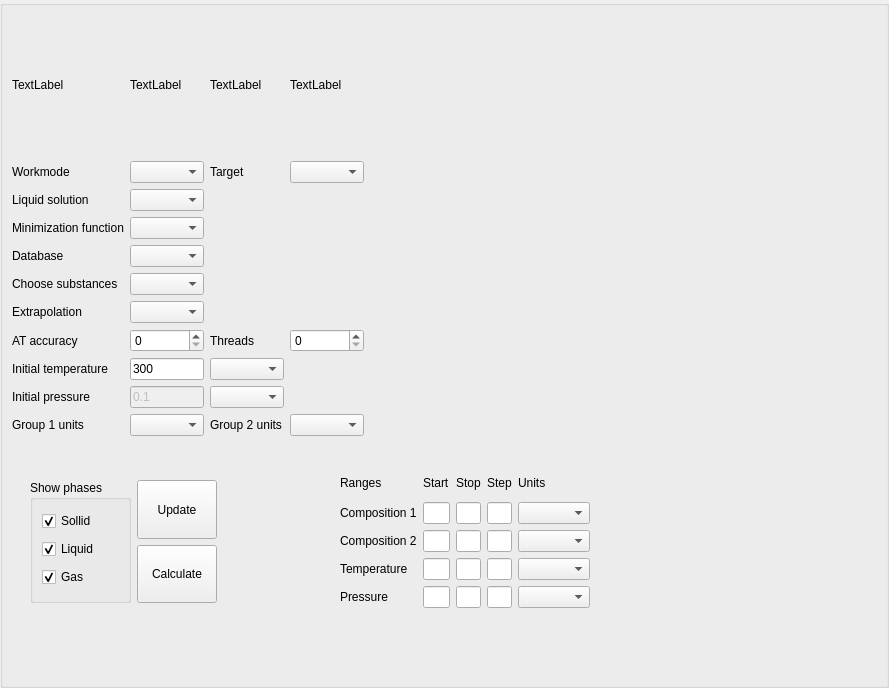
alexonemore/atc, file src/calculationparameters.ui: the form before one commit.
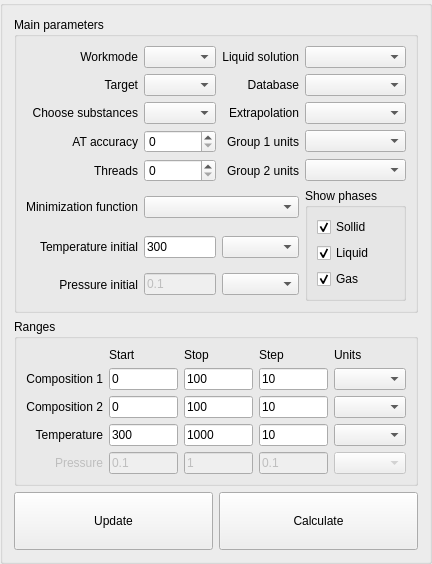
The form after the commit.

```diff
--- a/src/calculationparameters.ui
+++ b/src/calculationparameters.ui
@@ -6,8 +6,8 @@
    <rect>
     <x>0</x>
     <y>0</y>
-    <width>889</width>
-    <height>688</height>
+    <width>432</width>
+    <height>564</height>
    </rect>
   </property>
   <property name="sizePolicy">
@@ -19,226 +19,281 @@
   <property name="windowTitle">
    <string>GroupBox</string>
   </property>
-  <widget class="QWidget" name="gridLayoutWidget">
-   <property name="geometry">
-    <rect>
-     <x>390</x>
-     <y>20</y>
-     <width>451</width>
-     <height>411</height>
-    </rect>
-   </property>
-   <layout class="QGridLayout" name="gridLayout_3"/>
-  </widget>
-  <widget class="QWidget" name="layoutWidget">
-   <property name="geometry">
-    <rect>
-     <x>12</x>
-     <y>15</y>
-     <width>352</width>
-     <height>421</height>
-    </rect>
-   </property>
-   <layout class="QGridLayout" name="gridLayout">
+  <layout class="QVBoxLayout" name="verticalLayout">
+   <item>
+    <widget class="QGroupBox" name="groupBox">
+     <property name="title">
+      <string>Main parameters</string>
+     </property>
+     <layout class="QVBoxLayout" name="verticalLayout_2">
+      <item>
+       <layout class="QGridLayout" name="gridLayout_3">
     <item row="0" column="0">
-     <widget class="QLabel" name="label">
+         <widget class="QLabel" name="label_29">
       <property name="text">
-       <string>TextLabel</string>
-      </property>
-     </widget>
-    </item>
-    <item row="11" column="0">
-     <widget class="QLabel" name="label_6">
+           <string>Workmode</string>
+          </property>
+          <property name="alignment">
+           <set>Qt::AlignRight|Qt::AlignTrailing|Qt::AlignVCenter</set>
+          </property>
+         </widget>
+        </item>
+        <item row="4" column="3">
+         <widget class="QComboBox" name="group2_units"/>
+        </item>
+        <item row="4" column="1">
+         <widget class="QSpinBox" name="threads"/>
+        </item>
+        <item row="5" column="1" colspan="2">
+         <widget class="QComboBox" name="minimization_function"/>
+        </item>
+        <item row="6" column="2">
+         <widget class="QComboBox" name="temperature_initial_units"/>
+        </item>
+        <item row="2" column="3">
+         <widget class="QComboBox" name="extrapolation"/>
+        </item>
+        <item row="3" column="2">
+         <widget class="QLabel" name="label_7">
       <property name="text">
-       <string>Initial pressure</string>
-      </property>
-     </widget>
-    </item>
-    <item row="11" column="1">
-     <widget class="QLineEdit" name="pressure_initial">
-      <property name="enabled">
-       <bool>false</bool>
-      </property>
-      <property name="sizePolicy">
-       <sizepolicy hsizetype="Ignored" vsizetype="Fixed">
-        <horstretch>0</horstretch>
-        <verstretch>0</verstretch>
-       </sizepolicy>
-      </property>
+           <string>Group 1 units</string>
+          </property>
+          <property name="alignment">
+           <set>Qt::AlignRight|Qt::AlignTrailing|Qt::AlignVCenter</set>
+          </property>
+         </widget>
+        </item>
+        <item row="1" column="0">
+         <widget class="QLabel" name="label_19">
       <property name="text">
-       <string>0.1</string>
+           <string>Target</string>
+          </property>
+          <property name="alignment">
+           <set>Qt::AlignRight|Qt::AlignTrailing|Qt::AlignVCenter</set>
       </property>
      </widget>
     </item>
     <item row="5" column="0">
+         <widget class="QLabel" name="label_23">
+          <property name="text">
+           <string>Minimization function</string>
+          </property>
+          <property name="alignment">
+           <set>Qt::AlignRight|Qt::AlignTrailing|Qt::AlignVCenter</set>
+          </property>
+         </widget>
+        </item>
+        <item row="3" column="1">
+         <widget class="QSpinBox" name="at_accuracy"/>
+        </item>
+        <item row="1" column="2">
      <widget class="QLabel" name="label_24">
       <property name="text">
        <string>Database</string>
       </property>
-     </widget>
-    </item>
-    <item row="12" column="2">
+          <property name="alignment">
+           <set>Qt::AlignRight|Qt::AlignTrailing|Qt::AlignVCenter</set>
+          </property>
+         </widget>
+        </item>
+        <item row="7" column="1">
+         <widget class="QLineEdit" name="pressure_initial">
+          <property name="enabled">
+           <bool>false</bool>
+          </property>
+          <property name="sizePolicy">
+           <sizepolicy hsizetype="Ignored" vsizetype="Fixed">
+            <horstretch>0</horstretch>
+            <verstretch>0</verstretch>
+           </sizepolicy>
+          </property>
+          <property name="text">
+           <string>0.1</string>
+          </property>
+         </widget>
+        </item>
+        <item row="3" column="3">
+         <widget class="QComboBox" name="group1_units"/>
+        </item>
+        <item row="6" column="1">
+         <widget class="QLineEdit" name="temperature_initial">
+          <property name="sizePolicy">
+           <sizepolicy hsizetype="Ignored" vsizetype="Fixed">
+            <horstretch>0</horstretch>
+            <verstretch>0</verstretch>
+           </sizepolicy>
+          </property>
+          <property name="text">
+           <string>300</string>
+          </property>
+         </widget>
+        </item>
+        <item row="4" column="2">
      <widget class="QLabel" name="label_8">
       <property name="text">
        <string>Group 2 units</string>
       </property>
-     </widget>
-    </item>
-    <item row="6" column="1">
+          <property name="alignment">
+           <set>Qt::AlignRight|Qt::AlignTrailing|Qt::AlignVCenter</set>
+          </property>
+         </widget>
+        </item>
+        <item row="2" column="0">
+         <widget class="QLabel" name="label_28">
+          <property name="text">
+           <string>Choose substances</string>
+          </property>
+          <property name="alignment">
+           <set>Qt::AlignRight|Qt::AlignTrailing|Qt::AlignVCenter</set>
+          </property>
+         </widget>
+        </item>
+        <item row="0" column="3">
+         <widget class="QComboBox" name="liquid_solution"/>
+        </item>
+        <item row="5" column="3" rowspan="3">
+         <widget class="QGroupBox" name="groupBox_10">
+          <property name="sizePolicy">
+           <sizepolicy hsizetype="Minimum" vsizetype="Preferred">
+            <horstretch>0</horstretch>
+            <verstretch>0</verstretch>
+           </sizepolicy>
+          </property>
+          <property name="title">
+           <string>Show phases</string>
+          </property>
+          <layout class="QVBoxLayout" name="verticalLayout_26">
+           <item>
+            <widget class="QCheckBox" name="show_solid">
+             <property name="text">
+              <string>Sollid</string>
+             </property>
+             <property name="checked">
+              <bool>true</bool>
+             </property>
+            </widget>
+           </item>
+           <item>
+            <widget class="QCheckBox" name="show_liquid">
+             <property name="text">
+              <string>Liquid</string>
+             </property>
+             <property name="checked">
+              <bool>true</bool>
+             </property>
+            </widget>
+           </item>
+           <item>
+            <widget class="QCheckBox" name="show_gas">
+             <property name="text">
+              <string>Gas</string>
+             </property>
+             <property name="checked">
+              <bool>true</bool>
+             </property>
+            </widget>
+           </item>
+          </layout>
+         </widget>
+        </item>
+        <item row="2" column="1">
      <widget class="QComboBox" name="choose_substances"/>
     </item>
-    <item row="1" column="2">
-     <widget class="QLabel" name="label_19">
+        <item row="3" column="0">
+         <widget class="QLabel" name="label_26">
       <property name="text">
-       <string>Target</string>
-      </property>
-     </widget>
-    </item>
-    <item row="12" column="1">
-     <widget class="QComboBox" name="group1_units"/>
-    </item>
-    <item row="4" column="1">
-     <widget class="QComboBox" name="minimization_function"/>
-    </item>
-    <item row="7" column="1">
-     <widget class="QComboBox" name="extrapolation"/>
-    </item>
-    <item row="0" column="2">
-     <widget class="QLabel" name="label_4">
-      <property name="text">
-       <string>TextLabel</string>
+           <string>AT accuracy</string>
+          </property>
+          <property name="alignment">
+           <set>Qt::AlignRight|Qt::AlignTrailing|Qt::AlignVCenter</set>
       </property>
      </widget>
     </item>
-    <item row="8" column="3">
-     <widget class="QSpinBox" name="threads"/>
-    </item>
-    <item row="4" column="0">
-     <widget class="QLabel" name="label_23">
+        <item row="7" column="0">
+         <widget class="QLabel" name="label_6">
       <property name="text">
-       <string>Minimization function</string>
-      </property>
-     </widget>
-    </item>
-    <item row="0" column="3">
-     <widget class="QLabel" name="label_5">
-      <property name="text">
-       <string>TextLabel</string>
+           <string>Pressure initial</string>
+          </property>
+          <property name="alignment">
+           <set>Qt::AlignRight|Qt::AlignTrailing|Qt::AlignVCenter</set>
       </property>
      </widget>
     </item>
-    <item row="12" column="3">
-     <widget class="QComboBox" name="group2_units"/>
-    </item>
-    <item row="10" column="2">
-     <widget class="QComboBox" name="temperature_initial_units"/>
-    </item>
-    <item row="12" column="0">
-     <widget class="QLabel" name="label_7">
-      <property name="text">
-       <string>Group 1 units</string>
-      </property>
-     </widget>
-    </item>
-    <item row="5" column="1">
-     <widget class="QComboBox" name="database"/>
-    </item>
-    <item row="11" column="2">
+        <item row="7" column="2">
      <widget class="QComboBox" name="pressure_initial_units"/>
     </item>
-    <item row="10" column="1">
-     <widget class="QLineEdit" name="temperature_initial">
-      <property name="sizePolicy">
-       <sizepolicy hsizetype="Ignored" vsizetype="Fixed">
-        <horstretch>0</horstretch>
-        <verstretch>0</verstretch>
-       </sizepolicy>
-      </property>
-      <property name="text">
-       <string>300</string>
-      </property>
-     </widget>
-    </item>
-    <item row="8" column="2">
+        <item row="4" column="0">
      <widget class="QLabel" name="label_27">
       <property name="text">
        <string>Threads</string>
       </property>
-     </widget>
-    </item>
-    <item row="10" column="0">
-     <widget class="QLabel" name="label_2">
-      <property name="text">
-       <string>Initial temperature</string>
-      </property>
-     </widget>
-    </item>
-    <item row="1" column="1">
-     <widget class="QComboBox" name="workmode"/>
-    </item>
-    <item row="8" column="0">
-     <widget class="QLabel" name="label_26">
-      <property name="text">
-       <string>AT accuracy</string>
+          <property name="alignment">
+           <set>Qt::AlignRight|Qt::AlignTrailing|Qt::AlignVCenter</set>
       </property>
      </widget>
     </item>
     <item row="6" column="0">
-     <widget class="QLabel" name="label_28">
+         <widget class="QLabel" name="label_2">
       <property name="text">
-       <string>Choose substances</string>
-      </property>
-     </widget>
-    </item>
-    <item row="1" column="3">
-     <widget class="QComboBox" name="target"/>
-    </item>
-    <item row="7" column="0">
-     <widget class="QLabel" name="label_25">
-      <property name="text">
-       <string>Extrapolation</string>
+           <string>Temperature initial</string>
+          </property>
+          <property name="alignment">
+           <set>Qt::AlignRight|Qt::AlignTrailing|Qt::AlignVCenter</set>
       </property>
      </widget>
     </item>
-    <item row="1" column="0">
-     <widget class="QLabel" name="label_29">
-      <property name="text">
-       <string>Workmode</string>
-      </property>
-     </widget>
-    </item>
-    <item row="0" column="1">
-     <widget class="QLabel" name="label_3">
-      <property name="text">
-       <string>TextLabel</string>
-      </property>
-     </widget>
-    </item>
-    <item row="8" column="1">
-     <widget class="QSpinBox" name="at_accuracy"/>
-    </item>
-    <item row="3" column="1">
-     <widget class="QComboBox" name="liquid_solution"/>
-    </item>
-    <item row="3" column="0">
+        <item row="0" column="2">
      <widget class="QLabel" name="label_22">
       <property name="text">
        <string>Liquid solution</string>
       </property>
-     </widget>
-    </item>
-   </layout>
-  </widget>
-  <widget class="QWidget" name="layoutWidget">
-   <property name="geometry">
-    <rect>
-     <x>340</x>
-     <y>470</y>
-     <width>250</width>
-     <height>138</height>
-    </rect>
-   </property>
+          <property name="alignment">
+           <set>Qt::AlignRight|Qt::AlignTrailing|Qt::AlignVCenter</set>
+          </property>
+         </widget>
+        </item>
+        <item row="1" column="3">
+         <widget class="QComboBox" name="database"/>
+        </item>
+        <item row="2" column="2">
+         <widget class="QLabel" name="label_25">
+          <property name="text">
+           <string>Extrapolation</string>
+          </property>
+          <property name="alignment">
+           <set>Qt::AlignRight|Qt::AlignTrailing|Qt::AlignVCenter</set>
+          </property>
+         </widget>
+        </item>
+        <item row="1" column="1">
+         <widget class="QComboBox" name="target"/>
+        </item>
+        <item row="0" column="1">
+         <widget class="QComboBox" name="workmode"/>
+        </item>
+       </layout>
+      </item>
+     </layout>
+    </widget>
+   </item>
+   <item>
+    <widget class="QGroupBox" name="groupBox_2">
+     <property name="title">
+      <string>Ranges</string>
+     </property>
+     <layout class="QVBoxLayout" name="verticalLayout_3">
+      <item>
    <layout class="QGridLayout" name="gridLayout_2">
+        <item row="2" column="4">
+         <widget class="QComboBox" name="composition2_uints"/>
+        </item>
+        <item row="4" column="4">
+         <widget class="QComboBox" name="pressure_units">
+          <property name="enabled">
+           <bool>false</bool>
+          </property>
+         </widget>
+        </item>
     <item row="0" column="4">
      <widget class="QLabel" name="label_42">
       <property name="text">
@@ -253,27 +308,6 @@
       </property>
      </widget>
     </item>
-    <item row="0" column="1">
-     <widget class="QLabel" name="label_39">
-      <property name="text">
-       <string>Start</string>
-      </property>
-     </widget>
-    </item>
-    <item row="3" column="0">
-     <widget class="QLabel" name="label_13">
-      <property name="text">
-       <string>Temperature</string>
-      </property>
-     </widget>
-    </item>
-    <item row="1" column="0">
-     <widget class="QLabel" name="label_38">
-      <property name="text">
-       <string>Composition 1</string>
-      </property>
-     </widget>
-    </item>
     <item row="0" column="3">
      <widget class="QLabel" name="label_41">
       <property name="text">
@@ -281,28 +315,225 @@
       </property>
      </widget>
     </item>
-    <item row="2" column="0">
-     <widget class="QLabel" name="label_37">
+        <item row="1" column="2">
+         <widget class="QLineEdit" name="composition1_stop">
+          <property name="sizePolicy">
+           <sizepolicy hsizetype="Ignored" vsizetype="Fixed">
+            <horstretch>0</horstretch>
+            <verstretch>0</verstretch>
+           </sizepolicy>
+          </property>
       <property name="text">
-       <string>Composition 2</string>
+           <string>100</string>
       </property>
      </widget>
     </item>
     <item row="4" column="0">
      <widget class="QLabel" name="label_43">
+          <property name="enabled">
+           <bool>false</bool>
+          </property>
       <property name="text">
        <string>Pressure</string>
       </property>
+          <property name="alignment">
+           <set>Qt::AlignRight|Qt::AlignTrailing|Qt::AlignVCenter</set>
+          </property>
+         </widget>
+        </item>
+        <item row="1" column="3">
+         <widget class="QLineEdit" name="composition1_step">
+          <property name="sizePolicy">
+           <sizepolicy hsizetype="Ignored" vsizetype="Fixed">
+            <horstretch>0</horstretch>
+            <verstretch>0</verstretch>
+           </sizepolicy>
+          </property>
+          <property name="text">
+           <string>10</string>
+          </property>
+         </widget>
+        </item>
+        <item row="4" column="2">
+         <widget class="QLineEdit" name="pressure_stop">
+          <property name="enabled">
+           <bool>false</bool>
+          </property>
+          <property name="sizePolicy">
+           <sizepolicy hsizetype="Ignored" vsizetype="Fixed">
+            <horstretch>0</horstretch>
+            <verstretch>0</verstretch>
+           </sizepolicy>
+          </property>
+          <property name="text">
+           <string>1</string>
+          </property>
+         </widget>
+        </item>
+        <item row="3" column="1">
+         <widget class="QLineEdit" name="temperature_start">
+          <property name="sizePolicy">
+           <sizepolicy hsizetype="Ignored" vsizetype="Fixed">
+            <horstretch>0</horstretch>
+            <verstretch>0</verstretch>
+           </sizepolicy>
+          </property>
+          <property name="text">
+           <string>300</string>
+          </property>
+         </widget>
+        </item>
+        <item row="4" column="3">
+         <widget class="QLineEdit" name="pressure_step">
+          <property name="enabled">
+           <bool>false</bool>
+          </property>
+          <property name="sizePolicy">
+           <sizepolicy hsizetype="Ignored" vsizetype="Fixed">
+            <horstretch>0</horstretch>
+            <verstretch>0</verstretch>
+           </sizepolicy>
+          </property>
+          <property name="text">
+           <string>0.1</string>
+          </property>
+         </widget>
+        </item>
+        <item row="4" column="1">
+         <widget class="QLineEdit" name="pressure_start">
+          <property name="enabled">
+           <bool>false</bool>
+          </property>
+          <property name="sizePolicy">
+           <sizepolicy hsizetype="Ignored" vsizetype="Fixed">
+            <horstretch>0</horstretch>
+            <verstretch>0</verstretch>
+           </sizepolicy>
+          </property>
+          <property name="text">
+           <string>0.1</string>
+          </property>
+         </widget>
+        </item>
+        <item row="2" column="1">
+         <widget class="QLineEdit" name="composition2_start">
+          <property name="sizePolicy">
+           <sizepolicy hsizetype="Ignored" vsizetype="Fixed">
+            <horstretch>0</horstretch>
+            <verstretch>0</verstretch>
+           </sizepolicy>
+          </property>
+          <property name="text">
+           <string>0</string>
+          </property>
+         </widget>
+        </item>
+        <item row="3" column="2">
+         <widget class="QLineEdit" name="temperature_stop">
+          <property name="sizePolicy">
+           <sizepolicy hsizetype="Ignored" vsizetype="Fixed">
+            <horstretch>0</horstretch>
+            <verstretch>0</verstretch>
+           </sizepolicy>
+          </property>
+          <property name="text">
+           <string>1000</string>
+          </property>
+         </widget>
+        </item>
+        <item row="3" column="4">
+         <widget class="QComboBox" name="temperature_units"/>
+        </item>
+        <item row="3" column="3">
+         <widget class="QLineEdit" name="temperature_step">
+          <property name="sizePolicy">
+           <sizepolicy hsizetype="Ignored" vsizetype="Fixed">
+            <horstretch>0</horstretch>
+            <verstretch>0</verstretch>
+           </sizepolicy>
+          </property>
+          <property name="text">
+           <string>10</string>
+          </property>
+         </widget>
+        </item>
+        <item row="1" column="0">
+         <widget class="QLabel" name="label_38">
+          <property name="text">
+           <string>Composition 1</string>
+          </property>
+          <property name="alignment">
+           <set>Qt::AlignRight|Qt::AlignTrailing|Qt::AlignVCenter</set>
+          </property>
+         </widget>
+        </item>
+        <item row="2" column="2">
+         <widget class="QLineEdit" name="composition2_stop">
+          <property name="sizePolicy">
+           <sizepolicy hsizetype="Ignored" vsizetype="Fixed">
+            <horstretch>0</horstretch>
+            <verstretch>0</verstretch>
+           </sizepolicy>
+          </property>
+          <property name="text">
+           <string>100</string>
+          </property>
+         </widget>
+        </item>
+        <item row="2" column="3">
+         <widget class="QLineEdit" name="composition2_step">
+          <property name="sizePolicy">
+           <sizepolicy hsizetype="Ignored" vsizetype="Fixed">
+            <horstretch>0</horstretch>
+            <verstretch>0</verstretch>
+           </sizepolicy>
+          </property>
+          <property name="text">
+           <string>10</string>
+          </property>
+         </widget>
+        </item>
+        <item row="1" column="4">
+         <widget class="QComboBox" name="composition1_units"/>
+        </item>
+        <item row="2" column="0">
+         <widget class="QLabel" name="label_37">
+          <property name="text">
+           <string>Composition 2</string>
+          </property>
+          <property name="alignment">
+           <set>Qt::AlignRight|Qt::AlignTrailing|Qt::AlignVCenter</set>
+          </property>
+         </widget>
+        </item>
+        <item row="0" column="1">
+         <widget class="QLabel" name="label_39">
+          <property name="text">
+           <string>Start</string>
+          </property>
+         </widget>
+        </item>
+        <item row="3" column="0">
+         <widget class="QLabel" name="label_13">
+          <property name="text">
+           <string>Temperature</string>
+          </property>
+          <property name="alignment">
+           <set>Qt::AlignRight|Qt::AlignTrailing|Qt::AlignVCenter</set>
+          </property>
      </widget>
     </item>
     <item row="1" column="1">
-     <widget class="QLineEdit" name="lineEdit">
+         <widget class="QLineEdit" name="composition1_start">
       <property name="sizePolicy">
        <sizepolicy hsizetype="Ignored" vsizetype="Fixed">
         <horstretch>0</horstretch>
         <verstretch>0</verstretch>
        </sizepolicy>
       </property>
+          <property name="text">
+           <string>0</string>
+          </property>
       <property name="frame">
        <bool>true</bool>
       </property>
@@ -311,198 +542,17 @@
       </property>
      </widget>
     </item>
-    <item row="1" column="2">
-     <widget class="QLineEdit" name="lineEdit_2">
-      <property name="sizePolicy">
-       <sizepolicy hsizetype="Ignored" vsizetype="Fixed">
-        <horstretch>0</horstretch>
-        <verstretch>0</verstretch>
-       </sizepolicy>
-      </property>
-     </widget>
-    </item>
-    <item row="1" column="3">
-     <widget class="QLineEdit" name="lineEdit_3">
-      <property name="sizePolicy">
-       <sizepolicy hsizetype="Ignored" vsizetype="Fixed">
-        <horstretch>0</horstretch>
-        <verstretch>0</verstretch>
-       </sizepolicy>
-      </property>
-     </widget>
-    </item>
-    <item row="2" column="1">
-     <widget class="QLineEdit" name="lineEdit_4">
-      <property name="sizePolicy">
-       <sizepolicy hsizetype="Ignored" vsizetype="Fixed">
-        <horstretch>0</horstretch>
-        <verstretch>0</verstretch>
-       </sizepolicy>
-      </property>
-     </widget>
-    </item>
-    <item row="2" column="2">
-     <widget class="QLineEdit" name="lineEdit_5">
-      <property name="sizePolicy">
-       <sizepolicy hsizetype="Ignored" vsizetype="Fixed">
-        <horstretch>0</horstretch>
-        <verstretch>0</verstretch>
-       </sizepolicy>
-      </property>
-     </widget>
-    </item>
-    <item row="2" column="3">
-     <widget class="QLineEdit" name="lineEdit_6">
-      <property name="sizePolicy">
-       <sizepolicy hsizetype="Ignored" vsizetype="Fixed">
-        <horstretch>0</horstretch>
-        <verstretch>0</verstretch>
-       </sizepolicy>
-      </property>
-     </widget>
-    </item>
-    <item row="3" column="1">
-     <widget class="QLineEdit" name="lineEdit_7">
-      <property name="sizePolicy">
-       <sizepolicy hsizetype="Ignored" vsizetype="Fixed">
-        <horstretch>0</horstretch>
-        <verstretch>0</verstretch>
-       </sizepolicy>
-      </property>
-     </widget>
-    </item>
-    <item row="4" column="1">
-     <widget class="QLineEdit" name="lineEdit_8">
-      <property name="sizePolicy">
-       <sizepolicy hsizetype="Ignored" vsizetype="Fixed">
-        <horstretch>0</horstretch>
-        <verstretch>0</verstretch>
-       </sizepolicy>
-      </property>
-     </widget>
-    </item>
-    <item row="3" column="2">
-     <widget class="QLineEdit" name="lineEdit_9">
-      <property name="sizePolicy">
-       <sizepolicy hsizetype="Ignored" vsizetype="Fixed">
-        <horstretch>0</horstretch>
-        <verstretch>0</verstretch>
-       </sizepolicy>
-      </property>
-     </widget>
-    </item>
-    <item row="3" column="3">
-     <widget class="QLineEdit" name="lineEdit_10">
-      <property name="sizePolicy">
-       <sizepolicy hsizetype="Ignored" vsizetype="Fixed">
-        <horstretch>0</horstretch>
-        <verstretch>0</verstretch>
-       </sizepolicy>
-      </property>
-     </widget>
-    </item>
-    <item row="4" column="2">
-     <widget class="QLineEdit" name="lineEdit_11">
-      <property name="sizePolicy">
-       <sizepolicy hsizetype="Ignored" vsizetype="Fixed">
-        <horstretch>0</horstretch>
-        <verstretch>0</verstretch>
-       </sizepolicy>
-      </property>
-     </widget>
-    </item>
-    <item row="4" column="3">
-     <widget class="QLineEdit" name="lineEdit_12">
-      <property name="sizePolicy">
-       <sizepolicy hsizetype="Ignored" vsizetype="Fixed">
-        <horstretch>0</horstretch>
-        <verstretch>0</verstretch>
-       </sizepolicy>
-      </property>
-     </widget>
-    </item>
-    <item row="1" column="4">
-     <widget class="QComboBox" name="comboBox"/>
-    </item>
-    <item row="2" column="4">
-     <widget class="QComboBox" name="comboBox_2"/>
-    </item>
-    <item row="3" column="4">
-     <widget class="QComboBox" name="comboBox_3"/>
-    </item>
-    <item row="4" column="4">
-     <widget class="QComboBox" name="comboBox_4"/>
-    </item>
-    <item row="0" column="0">
-     <widget class="QLabel" name="label_44">
-      <property name="text">
-       <string>Ranges</string>
-      </property>
-     </widget>
-    </item>
-   </layout>
-  </widget>
-  <widget class="QWidget" name="layoutWidget">
-   <property name="geometry">
-    <rect>
-     <x>30</x>
-     <y>480</y>
-     <width>187</width>
-     <height>123</height>
-    </rect>
-   </property>
-   <layout class="QHBoxLayout" name="horizontalLayout_2">
-    <item>
-     <widget class="QGroupBox" name="groupBox_10">
-      <property name="sizePolicy">
-       <sizepolicy hsizetype="Minimum" vsizetype="Preferred">
-        <horstretch>0</horstretch>
-        <verstretch>0</verstretch>
-       </sizepolicy>
-      </property>
-      <property name="title">
-       <string>Show phases</string>
-      </property>
-      <layout class="QVBoxLayout" name="verticalLayout_26">
-       <item>
-        <widget class="QCheckBox" name="show_solid">
-         <property name="text">
-          <string>Sollid</string>
-         </property>
-         <property name="checked">
-          <bool>true</bool>
-         </property>
-        </widget>
-       </item>
-       <item>
-        <widget class="QCheckBox" name="show_liquid">
-         <property name="text">
-          <string>Liquid</string>
-         </property>
-         <property name="checked">
-          <bool>true</bool>
-         </property>
-        </widget>
-       </item>
-       <item>
-        <widget class="QCheckBox" name="show_gas">
-         <property name="text">
-          <string>Gas</string>
-         </property>
-         <property name="checked">
-          <bool>true</bool>
-         </property>
-        </widget>
-       </item>
+       </layout>
+      </item>
       </layout>
      </widget>
     </item>
     <item>
-     <layout class="QVBoxLayout" name="verticalLayout">
+    <layout class="QHBoxLayout" name="horizontalLayout">
       <item>
        <widget class="QPushButton" name="update">
         <property name="sizePolicy">
-         <sizepolicy hsizetype="Expanding" vsizetype="Preferred">
+        <sizepolicy hsizetype="Preferred" vsizetype="Preferred">
           <horstretch>0</horstretch>
           <verstretch>0</verstretch>
          </sizepolicy>
@@ -515,7 +565,7 @@
       <item>
        <widget class="QPushButton" name="calculate">
         <property name="sizePolicy">
-         <sizepolicy hsizetype="Expanding" vsizetype="Preferred">
+        <sizepolicy hsizetype="Preferred" vsizetype="Preferred">
           <horstretch>0</horstretch>
           <verstretch>0</verstretch>
          </sizepolicy>
@@ -528,7 +578,6 @@
      </layout>
     </item>
    </layout>
-  </widget>
  </widget>
  <resources/>
  <connections/>
```
Lines whose indentation alone changed are shown as unchanged.
